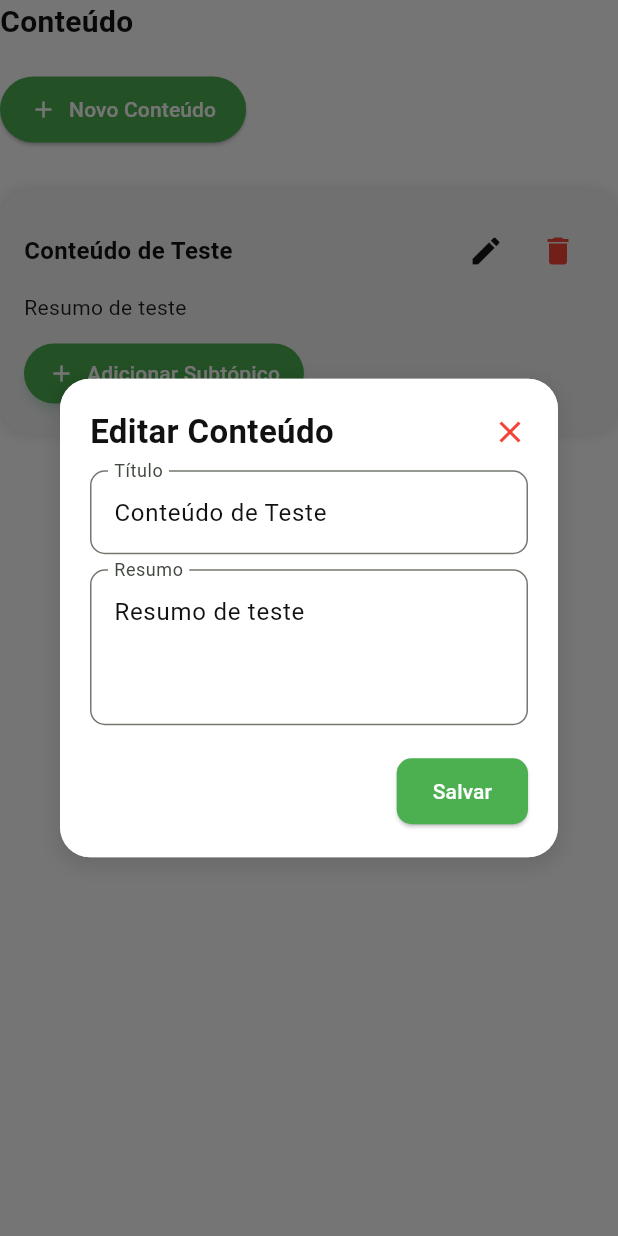
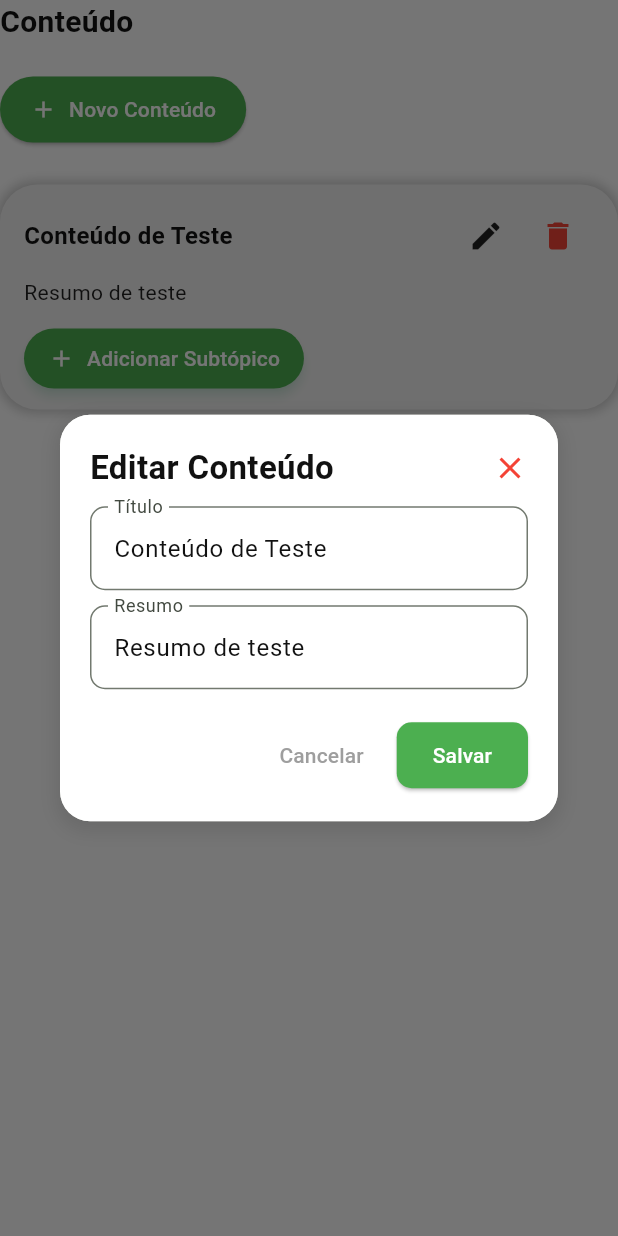
Before and after one commit to louisebochnia/PII_AtlasDigital, a Flutter app: the ConteudoPage widget shown alone on an empty page, opened directly, after a tap on the "edit" icon, on a phone screen of 412 x 824 dp. Run offline on Flutter 3.47's test engine with Material 3 defaults, Android fonts, the phone set to English and light mode, and no system bars; our stand-ins replace file_picker, font_awesome_flutter, shared_preferences; accounts and stored records are empty; network calls fail; Roboto replaces fonts that are missing (Arial).

Commit message:
Atualizando layout painelADM_conteudo e limte de caracteres VISUAIS no painel.

```diff
--- a/atlas_digital/lib/src/componentes/sub_componentes/painelAdm_Conteudo.dart
+++ b/atlas_digital/lib/src/componentes/sub_componentes/painelAdm_Conteudo.dart
@@ -90,6 +90,7 @@ class _ConteudoPageState extends State<ConteudoPage> {
 
     showDialog(
       context: context,
+      barrierDismissible: false,
       builder: (context) => StatefulBuilder(
         builder: (context, setStateDialog) => Dialog(
           shape: RoundedRectangleBorder(
@@ -112,7 +113,10 @@ class _ConteudoPageState extends State<ConteudoPage> {
                 children: [
                   Text(
                     isEditando ? "Editar Subtópico" : "Novo Subtópico",
-                    style: const TextStyle(fontWeight: FontWeight.bold, fontSize: 22),
+                    style: const TextStyle(
+                      fontWeight: FontWeight.bold,
+                      fontSize: 22,
+                    ),
                   ),
                   const SizedBox(height: 15),
 
@@ -139,7 +143,7 @@ class _ConteudoPageState extends State<ConteudoPage> {
                   ),
                   const SizedBox(height: 15),
 
-                  // COMENTEI a parte de imagem por enquanto, não tava indo
+                  // COMENTEI a parte de imagem por enquanto
                   /*
                   ElevatedButton.icon(
                     onPressed: () => selecionarImagem(setStateDialog),
@@ -167,7 +171,6 @@ class _ConteudoPageState extends State<ConteudoPage> {
                       child: Image.file(imagemSelecionada!, height: 120),
                     ),
                   */
-
                   const SizedBox(height: 20),
                   const Text(
                     "Informações:",
@@ -185,6 +188,7 @@ class _ConteudoPageState extends State<ConteudoPage> {
                             Expanded(
                               child: TextField(
                                 controller: informacoesControllers[index],
+                                maxLines: 2,
                                 decoration: InputDecoration(
                                   labelText: "Informação ${index + 1}",
                                   border: OutlineInputBorder(
@@ -209,7 +213,8 @@ class _ConteudoPageState extends State<ConteudoPage> {
                     alignment: Alignment.centerLeft,
                     child: ElevatedButton.icon(
                       onPressed: () => setStateDialog(
-                        () => informacoesControllers.add(TextEditingController()),
+                        () =>
+                            informacoesControllers.add(TextEditingController()),
                       ),
                       icon: const Icon(Icons.add, color: Colors.white),
                       label: const Text(
@@ -233,6 +238,16 @@ class _ConteudoPageState extends State<ConteudoPage> {
                   Row(
                     mainAxisAlignment: MainAxisAlignment.end,
                     children: [
+                      // BOTÃO CANCELAR ADICIONADO
+                      TextButton(
+                        onPressed: () {
+                          Navigator.pop(context);
+                        },
+                        child: const Text(
+                          "Cancelar",
+                          style: TextStyle(color: Colors.grey),
+                        ),
+                      ),
                       ElevatedButton(
                         onPressed: () async {
                           final indiceText = indiceController.text.trim();
@@ -279,7 +294,6 @@ class _ConteudoPageState extends State<ConteudoPage> {
 
                           if (isEditando) {
                             // EDITAR subtópico existente
-
                             final subtopicoAtualizado = Subtopico(
                               id: subtopicoExistente!.id,
                               indice: indiceNumero,
@@ -330,7 +344,9 @@ class _ConteudoPageState extends State<ConteudoPage> {
                           ),
                         ),
                         child: Text(
-                          isEditando ? "Atualizar Subtópico" : "Salvar Subtópico",
+                          isEditando
+                              ? "Atualizar Subtópico"
+                              : "Salvar Subtópico",
                           style: const TextStyle(color: Colors.white),
                         ),
                       ),
@@ -374,9 +390,9 @@ class _ConteudoPageState extends State<ConteudoPage> {
           const SnackBar(content: Text("Subtópico removido com sucesso")),
         );
       } catch (e) {
-        ScaffoldMessenger.of(context).showSnackBar(
-          SnackBar(content: Text("Erro ao remover: $e")),
-        );
+        ScaffoldMessenger.of(
+          context,
+        ).showSnackBar(SnackBar(content: Text("Erro ao remover: $e")));
       }
     }
   }
@@ -420,9 +436,16 @@ class _ConteudoPageState extends State<ConteudoPage> {
 
     showDialog(
       context: context,
-      builder: (_) => Dialog(
-        shape: RoundedRectangleBorder(borderRadius: BorderRadius.circular(20)),
-        insetPadding: const EdgeInsets.symmetric(horizontal: 40, vertical: 60),
+      barrierDismissible: false,
+      builder: (_) => StatefulBuilder(
+        builder: (context, setStateDialog) => Dialog(
+          shape: RoundedRectangleBorder(
+            borderRadius: BorderRadius.circular(20),
+          ),
+          insetPadding: const EdgeInsets.symmetric(
+            horizontal: 40,
+            vertical: 60,
+          ),
           child: Container(
             width: 850,
             padding: const EdgeInsets.all(20),
@@ -470,26 +493,41 @@ class _ConteudoPageState extends State<ConteudoPage> {
                     ),
                   ),
                   style: const TextStyle(fontFamily: "Arial"),
+                  onChanged: (value) {
+                    setStateDialog(() {});
+                  },
                 ),
                 const SizedBox(height: 10),
 
                 TextField(
                   controller: resumoController,
-                maxLines: 3,
                   decoration: InputDecoration(
                     labelText: "Resumo",
-                  hintText: "Digite o resumo do conteúdo...",
+                    hintText: "Digite o resumo do conteúdo.",
                     border: OutlineInputBorder(
                       borderRadius: BorderRadius.circular(10),
                     ),
                   ),
                   style: const TextStyle(fontFamily: "Arial"),
+                  onChanged: (value) {
+                    setStateDialog(() {});
+                  },
                 ),
                 const SizedBox(height: 20),
 
                 Row(
                   mainAxisAlignment: MainAxisAlignment.end,
                   children: [
+                    TextButton(
+                      onPressed: () {
+                        Navigator.pop(context);
+                      },
+                      child: const Text(
+                        "Cancelar",
+                        style: TextStyle(color: Colors.grey),
+                      ),
+                    ),
+                    const SizedBox(width: 10),
                     ElevatedButton(
                       onPressed: () async {
                         final titulo = tituloController.text.trim();
@@ -519,7 +557,8 @@ class _ConteudoPageState extends State<ConteudoPage> {
                           );
                         } else {
                           final novoTopico = Topico(
-                          id: DateTime.now().millisecondsSinceEpoch.toString(),
+                            id: DateTime.now().millisecondsSinceEpoch
+                                .toString(),
                             titulo: titulo,
                             resumo: resumo,
                           );
@@ -550,6 +589,7 @@ class _ConteudoPageState extends State<ConteudoPage> {
                   ],
                 ),
               ],
+            ),
           ),
         ),
       ),
@@ -590,11 +630,18 @@ class _ConteudoPageState extends State<ConteudoPage> {
   Widget _buildSubtopico(Subtopico subtopico) {
     return Container(
       margin: const EdgeInsets.only(top: 8, left: 16),
-      padding: const EdgeInsets.all(12),
+      padding: const EdgeInsets.symmetric(vertical: 10, horizontal: 16),
       decoration: BoxDecoration(
-        color: Colors.white,
-        borderRadius: BorderRadius.circular(12),
-        border: Border.all(color: Colors.grey.shade300),
+        color: const Color.fromARGB(255, 243, 242, 242),
+        borderRadius: BorderRadius.circular(25),
+        boxShadow: [
+          BoxShadow(
+            color: Colors.grey.withOpacity(0.5),
+            spreadRadius: 2,
+            blurRadius: 5,
+            offset: const Offset(0, 0),
+          ),
+        ],
       ),
       child: Column(
         crossAxisAlignment: CrossAxisAlignment.start,
@@ -622,11 +669,12 @@ class _ConteudoPageState extends State<ConteudoPage> {
                   style: const TextStyle(
                     fontWeight: FontWeight.bold,
                     fontSize: 14,
+                    fontFamily: "Arial",
                   ),
                 ),
               ),
               IconButton(
-                icon: const Icon(Icons.edit, size: 18),
+                icon: const Icon(Icons.edit, size: 18, color: Colors.black87),
                 onPressed: () => abrirPopupSubtopico(
                   subtopico.topicoId,
                   subtopicoExistente: subtopico,
@@ -642,13 +690,17 @@ class _ConteudoPageState extends State<ConteudoPage> {
           // Exibir informações do subtópico
           if (subtopico.informacoes.isNotEmpty) ...[
             const SizedBox(height: 8),
-            ...subtopico.informacoes.map((info) => Padding(
+            ...subtopico.informacoes.map(
+              (info) => Padding(
                 padding: const EdgeInsets.only(bottom: 4),
                 child: Text(
-                info.informacao,
-                style: const TextStyle(fontSize: 12),
+                  info.informacao.length > 80
+                      ? '${info.informacao.substring(0, 80)}...'
+                      : info.informacao,
+                  style: const TextStyle(fontSize: 12, fontFamily: "Arial"),
                 ),
-            )),
+              ),
+            ),
           ],
         ],
       ),
@@ -666,7 +718,11 @@ class _ConteudoPageState extends State<ConteudoPage> {
       children: [
         const Text(
           'Conteúdo',
-          style: TextStyle(fontSize: 20, fontWeight: FontWeight.bold),
+          style: TextStyle(
+            fontSize: 20,
+            fontWeight: FontWeight.bold,
+            fontFamily: "Arial",
+          ),
         ),
         const SizedBox(height: 20),
 
@@ -675,7 +731,7 @@ class _ConteudoPageState extends State<ConteudoPage> {
           icon: const Icon(Icons.add),
           label: const Text(
             "Novo Conteúdo",
-            style: TextStyle(color: Colors.white),
+            style: TextStyle(color: Colors.white, fontFamily: "Arial"),
           ),
           style: ElevatedButton.styleFrom(
             backgroundColor: Colors.green,
@@ -693,19 +749,25 @@ class _ConteudoPageState extends State<ConteudoPage> {
             itemCount: estadoTopicos.topicos.length,
             itemBuilder: (context, index) {
               final conteudo = estadoTopicos.topicos[index];
-              final subtopicosDoTopico = estadoSubtopicos.filtrarPorTopico(conteudo.id);
+              final subtopicosDoTopico = estadoSubtopicos.filtrarPorTopico(
+                conteudo.id,
+              );
 
               return Container(
-                margin: const EdgeInsets.symmetric(vertical: 10),
-                padding: const EdgeInsets.all(16),
+                margin: const EdgeInsets.symmetric(vertical: 6),
+                padding: const EdgeInsets.symmetric(
+                  vertical: 10,
+                  horizontal: 16,
+                ),
                 decoration: BoxDecoration(
-                  color: const Color(0xFFF5F5F5),
-                  borderRadius: BorderRadius.circular(20),
+                  color: const Color.fromARGB(255, 243, 242, 242),
+                  borderRadius: BorderRadius.circular(25),
                   boxShadow: [
                     BoxShadow(
-                      color: Colors.grey.withOpacity(0.2),
-                      blurRadius: 6,
+                      color: Colors.grey.withOpacity(0.5),
                       spreadRadius: 2,
+                      blurRadius: 5,
+                      offset: const Offset(0, 0),
                     ),
                   ],
                 ),
@@ -726,10 +788,7 @@ class _ConteudoPageState extends State<ConteudoPage> {
                           ),
                         ),
                         IconButton(
-                          icon: const Icon(
-                            Icons.edit,
-                            color: Color.fromARGB(255, 22, 22, 22),
-                          ),
+                          icon: const Icon(Icons.edit, color: Colors.black87),
                           onPressed: () => abrirPopupConteudo(id: conteudo.id),
                         ),
                         IconButton(
@@ -743,7 +802,9 @@ class _ConteudoPageState extends State<ConteudoPage> {
                       Padding(
                         padding: const EdgeInsets.only(top: 4.0, bottom: 10),
                         child: Text(
-                          conteudo.resumo,
+                          conteudo.resumo.length > 100
+                              ? '${conteudo.resumo.substring(0, 100)}...'
+                              : conteudo.resumo,
                           style: const TextStyle(
                             fontFamily: "Arial",
                             fontSize: 14,
@@ -759,6 +820,7 @@ class _ConteudoPageState extends State<ConteudoPage> {
                         style: TextStyle(
                           fontWeight: FontWeight.w600,
                           fontSize: 14,
+                          fontFamily: "Arial",
                         ),
                       ),
                       const SizedBox(height: 8),
@@ -778,7 +840,10 @@ class _ConteudoPageState extends State<ConteudoPage> {
                         icon: const Icon(Icons.add, color: Colors.white),
                         label: const Text(
                           "Adicionar Subtópico",
-                          style: TextStyle(color: Colors.white),
+                          style: TextStyle(
+                            color: Colors.white,
+                            fontFamily: "Arial",
+                          ),
                         ),
                         style: ElevatedButton.styleFrom(
                           backgroundColor: Colors.green,
```
Lines whose indentation alone changed are shown as unchanged.
